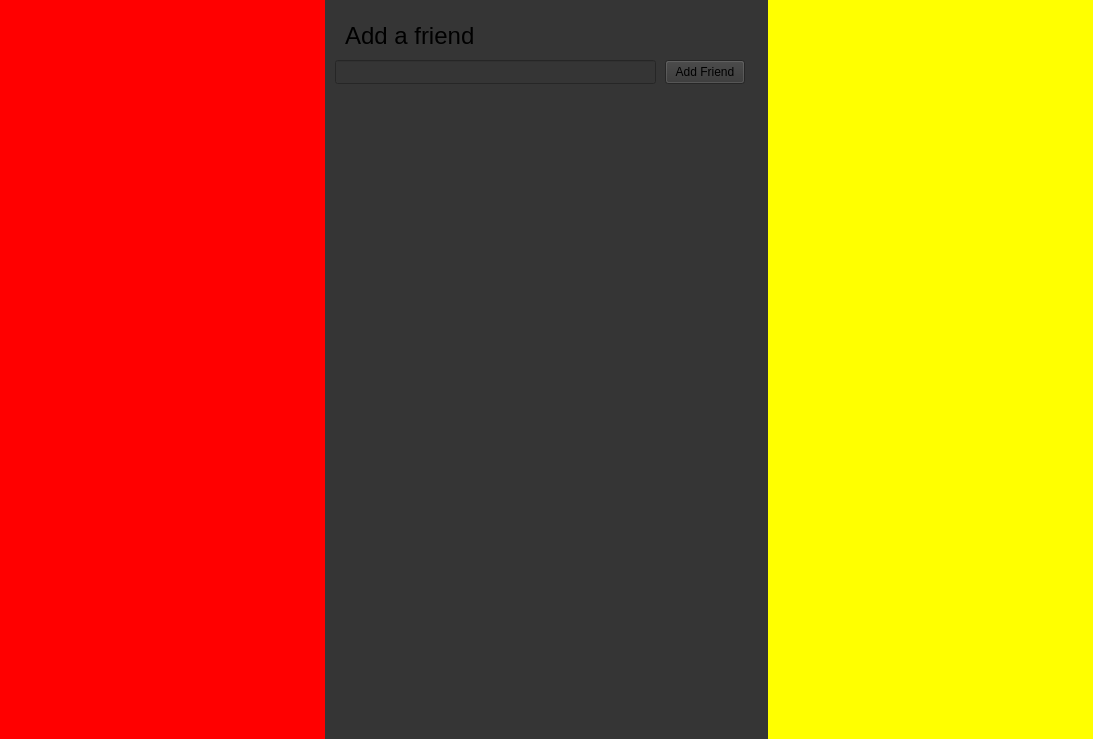
Above: mainwindow.ui from Didi305/Discard before the change. Below: the same form after it.
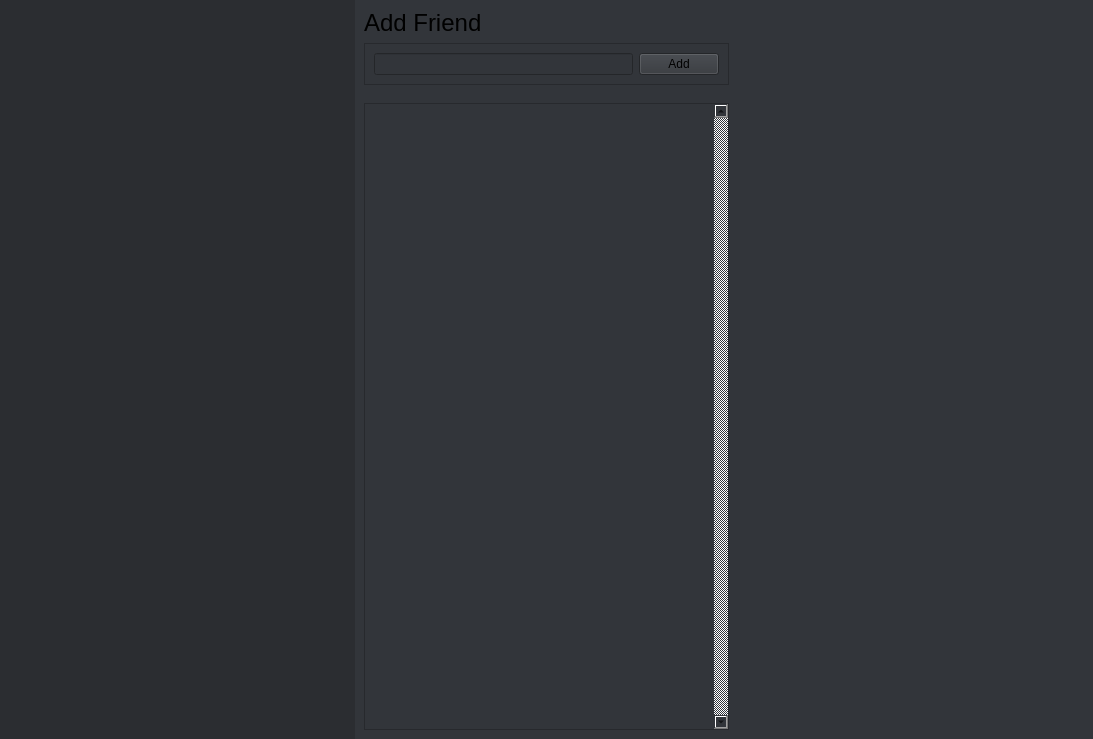
That is the form after the change. Icons and pictures are not drawn.

Commit message:
friend requests
- Pending friend requests

- UI Cleaner

- Also added helpers file for helper functions

```diff
--- a/mainwindow.ui
+++ b/mainwindow.ui
@@ -36,12 +36,481 @@
        <widget class="QWidget" name="widget_2" native="true">
         <property name="minimumSize">
          <size>
-          <width>325</width>
+          <width>355</width>
           <height>0</height>
          </size>
         </property>
+        <property name="palette">
+         <palette>
+          <active>
+           <colorrole role="WindowText">
+            <brush brushstyle="SolidPattern">
+             <color alpha="255">
+              <red>255</red>
+              <green>255</green>
+              <blue>255</blue>
+             </color>
+            </brush>
+           </colorrole>
+           <colorrole role="Button">
+            <brush brushstyle="SolidPattern">
+             <color alpha="255">
+              <red>43</red>
+              <green>45</green>
+              <blue>49</blue>
+             </color>
+            </brush>
+           </colorrole>
+           <colorrole role="Light">
+            <brush brushstyle="SolidPattern">
+             <color alpha="255">
+              <red>45</red>
+              <green>45</green>
+              <blue>45</blue>
+             </color>
+            </brush>
+           </colorrole>
+           <colorrole role="Midlight">
+            <brush brushstyle="SolidPattern">
+             <color alpha="255">
+              <red>37</red>
+              <green>37</green>
+              <blue>37</blue>
+             </color>
+            </brush>
+           </colorrole>
+           <colorrole role="Dark">
+            <brush brushstyle="SolidPattern">
+             <color alpha="255">
+              <red>15</red>
+              <green>15</green>
+              <blue>15</blue>
+             </color>
+            </brush>
+           </colorrole>
+           <colorrole role="Mid">
+            <brush brushstyle="SolidPattern">
+             <color alpha="255">
+              <red>20</red>
+              <green>20</green>
+              <blue>20</blue>
+             </color>
+            </brush>
+           </colorrole>
+           <colorrole role="Text">
+            <brush brushstyle="SolidPattern">
+             <color alpha="255">
+              <red>255</red>
+              <green>255</green>
+              <blue>255</blue>
+             </color>
+            </brush>
+           </colorrole>
+           <colorrole role="BrightText">
+            <brush brushstyle="SolidPattern">
+             <color alpha="255">
+              <red>255</red>
+              <green>255</green>
+              <blue>255</blue>
+             </color>
+            </brush>
+           </colorrole>
+           <colorrole role="ButtonText">
+            <brush brushstyle="SolidPattern">
+             <color alpha="255">
+              <red>255</red>
+              <green>255</green>
+              <blue>255</blue>
+             </color>
+            </brush>
+           </colorrole>
+           <colorrole role="Base">
+            <brush brushstyle="SolidPattern">
+             <color alpha="255">
+              <red>43</red>
+              <green>45</green>
+              <blue>49</blue>
+             </color>
+            </brush>
+           </colorrole>
+           <colorrole role="Window">
+            <brush brushstyle="SolidPattern">
+             <color alpha="255">
+              <red>43</red>
+              <green>45</green>
+              <blue>49</blue>
+             </color>
+            </brush>
+           </colorrole>
+           <colorrole role="Shadow">
+            <brush brushstyle="SolidPattern">
+             <color alpha="255">
+              <red>0</red>
+              <green>0</green>
+              <blue>0</blue>
+             </color>
+            </brush>
+           </colorrole>
+           <colorrole role="AlternateBase">
+            <brush brushstyle="SolidPattern">
+             <color alpha="255">
+              <red>15</red>
+              <green>15</green>
+              <blue>15</blue>
+             </color>
+            </brush>
+           </colorrole>
+           <colorrole role="ToolTipBase">
+            <brush brushstyle="SolidPattern">
+             <color alpha="255">
+              <red>255</red>
+              <green>255</green>
+              <blue>220</blue>
+             </color>
+            </brush>
+           </colorrole>
+           <colorrole role="ToolTipText">
+            <brush brushstyle="SolidPattern">
+             <color alpha="255">
+              <red>0</red>
+              <green>0</green>
+              <blue>0</blue>
+             </color>
+            </brush>
+           </colorrole>
+           <colorrole role="PlaceholderText">
+            <brush brushstyle="SolidPattern">
+             <color alpha="127">
+              <red>255</red>
+              <green>255</green>
+              <blue>255</blue>
+             </color>
+            </brush>
+           </colorrole>
+           <colorrole role="Accent">
+            <brush brushstyle="SolidPattern">
+             <color alpha="255">
+              <red>0</red>
+              <green>0</green>
+              <blue>0</blue>
+             </color>
+            </brush>
+           </colorrole>
+          </active>
+          <inactive>
+           <colorrole role="WindowText">
+            <brush brushstyle="SolidPattern">
+             <color alpha="255">
+              <red>255</red>
+              <green>255</green>
+              <blue>255</blue>
+             </color>
+            </brush>
+           </colorrole>
+           <colorrole role="Button">
+            <brush brushstyle="SolidPattern">
+             <color alpha="255">
+              <red>43</red>
+              <green>45</green>
+              <blue>49</blue>
+             </color>
+            </brush>
+           </colorrole>
+           <colorrole role="Light">
+            <brush brushstyle="SolidPattern">
+             <color alpha="255">
+              <red>45</red>
+              <green>45</green>
+              <blue>45</blue>
+             </color>
+            </brush>
+           </colorrole>
+           <colorrole role="Midlight">
+            <brush brushstyle="SolidPattern">
+             <color alpha="255">
+              <red>37</red>
+              <green>37</green>
+              <blue>37</blue>
+             </color>
+            </brush>
+           </colorrole>
+           <colorrole role="Dark">
+            <brush brushstyle="SolidPattern">
+             <color alpha="255">
+              <red>15</red>
+              <green>15</green>
+              <blue>15</blue>
+             </color>
+            </brush>
+           </colorrole>
+           <colorrole role="Mid">
+            <brush brushstyle="SolidPattern">
+             <color alpha="255">
+              <red>20</red>
+              <green>20</green>
+              <blue>20</blue>
+             </color>
+            </brush>
+           </colorrole>
+           <colorrole role="Text">
+            <brush brushstyle="SolidPattern">
+             <color alpha="255">
+              <red>255</red>
+              <green>255</green>
+              <blue>255</blue>
+             </color>
+            </brush>
+           </colorrole>
+           <colorrole role="BrightText">
+            <brush brushstyle="SolidPattern">
+             <color alpha="255">
+              <red>255</red>
+              <green>255</green>
+              <blue>255</blue>
+             </color>
+            </brush>
+           </colorrole>
+           <colorrole role="ButtonText">
+            <brush brushstyle="SolidPattern">
+             <color alpha="255">
+              <red>255</red>
+              <green>255</green>
+              <blue>255</blue>
+             </color>
+            </brush>
+           </colorrole>
+           <colorrole role="Base">
+            <brush brushstyle="SolidPattern">
+             <color alpha="255">
+              <red>43</red>
+              <green>45</green>
+              <blue>49</blue>
+             </color>
+            </brush>
+           </colorrole>
+           <colorrole role="Window">
+            <brush brushstyle="SolidPattern">
+             <color alpha="255">
+              <red>43</red>
+              <green>45</green>
+              <blue>49</blue>
+             </color>
+            </brush>
+           </colorrole>
+           <colorrole role="Shadow">
+            <brush brushstyle="SolidPattern">
+             <color alpha="255">
+              <red>0</red>
+              <green>0</green>
+              <blue>0</blue>
+             </color>
+            </brush>
+           </colorrole>
+           <colorrole role="AlternateBase">
+            <brush brushstyle="SolidPattern">
+             <color alpha="255">
+              <red>15</red>
+              <green>15</green>
+              <blue>15</blue>
+             </color>
+            </brush>
+           </colorrole>
+           <colorrole role="ToolTipBase">
+            <brush brushstyle="SolidPattern">
+             <color alpha="255">
+              <red>255</red>
+              <green>255</green>
+              <blue>220</blue>
+             </color>
+            </brush>
+           </colorrole>
+           <colorrole role="ToolTipText">
+            <brush brushstyle="SolidPattern">
+             <color alpha="255">
+              <red>0</red>
+              <green>0</green>
+              <blue>0</blue>
+             </color>
+            </brush>
+           </colorrole>
+           <colorrole role="PlaceholderText">
+            <brush brushstyle="SolidPattern">
+             <color alpha="127">
+              <red>255</red>
+              <green>255</green>
+              <blue>255</blue>
+             </color>
+            </brush>
+           </colorrole>
+           <colorrole role="Accent">
+            <brush brushstyle="SolidPattern">
+             <color alpha="255">
+              <red>0</red>
+              <green>0</green>
+              <blue>0</blue>
+             </color>
+            </brush>
+           </colorrole>
+          </inactive>
+          <disabled>
+           <colorrole role="WindowText">
+            <brush brushstyle="SolidPattern">
+             <color alpha="255">
+              <red>15</red>
+              <green>15</green>
+              <blue>15</blue>
+             </color>
+            </brush>
+           </colorrole>
+           <colorrole role="Button">
+            <brush brushstyle="SolidPattern">
+             <color alpha="255">
+              <red>43</red>
+              <green>45</green>
+              <blue>49</blue>
+             </color>
+            </brush>
+           </colorrole>
+           <colorrole role="Light">
+            <brush brushstyle="SolidPattern">
+             <color alpha="255">
+              <red>45</red>
+              <green>45</green>
+              <blue>45</blue>
+             </color>
+            </brush>
+           </colorrole>
+           <colorrole role="Midlight">
+            <brush brushstyle="SolidPattern">
+             <color alpha="255">
+              <red>37</red>
+              <green>37</green>
+              <blue>37</blue>
+             </color>
+            </brush>
+           </colorrole>
+           <colorrole role="Dark">
+            <brush brushstyle="SolidPattern">
+             <color alpha="255">
+              <red>15</red>
+              <green>15</green>
+              <blue>15</blue>
+             </color>
+            </brush>
+           </colorrole>
+           <colorrole role="Mid">
+            <brush brushstyle="SolidPattern">
+             <color alpha="255">
+              <red>20</red>
+              <green>20</green>
+              <blue>20</blue>
+             </color>
+            </brush>
+           </colorrole>
+           <colorrole role="Text">
+            <brush brushstyle="SolidPattern">
+             <color alpha="255">
+              <red>15</red>
+              <green>15</green>
+              <blue>15</blue>
+             </color>
+            </brush>
+           </colorrole>
+           <colorrole role="BrightText">
+            <brush brushstyle="SolidPattern">
+             <color alpha="255">
+              <red>255</red>
+              <green>255</green>
+              <blue>255</blue>
+             </color>
+            </brush>
+           </colorrole>
+           <colorrole role="ButtonText">
+            <brush brushstyle="SolidPattern">
+             <color alpha="255">
+              <red>15</red>
+              <green>15</green>
+              <blue>15</blue>
+             </color>
+            </brush>
+           </colorrole>
+           <colorrole role="Base">
+            <brush brushstyle="SolidPattern">
+             <color alpha="255">
+              <red>43</red>
+              <green>45</green>
+              <blue>49</blue>
+             </color>
+            </brush>
+           </colorrole>
+           <colorrole role="Window">
+            <brush brushstyle="SolidPattern">
+             <color alpha="255">
+              <red>43</red>
+              <green>45</green>
+              <blue>49</blue>
+             </color>
+            </brush>
+           </colorrole>
+           <colorrole role="Shadow">
+            <brush brushstyle="SolidPattern">
+             <color alpha="255">
+              <red>0</red>
+              <green>0</green>
+              <blue>0</blue>
+             </color>
+            </brush>
+           </colorrole>
+           <colorrole role="AlternateBase">
+            <brush brushstyle="SolidPattern">
+             <color alpha="255">
+              <red>30</red>
+              <green>30</green>
+              <blue>30</blue>
+             </color>
+            </brush>
+           </colorrole>
+           <colorrole role="ToolTipBase">
+            <brush brushstyle="SolidPattern">
+             <color alpha="255">
+              <red>255</red>
+              <green>255</green>
+              <blue>220</blue>
+             </color>
+            </brush>
+           </colorrole>
+           <colorrole role="ToolTipText">
+            <brush brushstyle="SolidPattern">
+             <color alpha="255">
+              <red>0</red>
+              <green>0</green>
+              <blue>0</blue>
+             </color>
+            </brush>
+           </colorrole>
+           <colorrole role="PlaceholderText">
+            <brush brushstyle="SolidPattern">
+             <color alpha="127">
+              <red>15</red>
+              <green>15</green>
+              <blue>15</blue>
+             </color>
+            </brush>
+           </colorrole>
+           <colorrole role="Accent">
+            <brush brushstyle="SolidPattern">
+             <color alpha="255">
+              <red>21</red>
+              <green>21</green>
+              <blue>21</blue>
+             </color>
+            </brush>
+           </colorrole>
+          </disabled>
+         </palette>
+        </property>
         <property name="styleSheet">
-         <string notr="true">background-color : red</string>
+         <string notr="true">background-color: #2b2d31</string>
         </property>
        </widget>
       </item>
@@ -54,54 +523,211 @@
       </property>
       <item>
        <widget class="QStackedWidget" name="stackedWidget">
+        <property name="palette">
+         <palette>
+          <active>
+           <colorrole role="Button">
+            <brush brushstyle="SolidPattern">
+             <color alpha="255">
+              <red>50</red>
+              <green>53</green>
+              <blue>58</blue>
+             </color>
+            </brush>
+           </colorrole>
+           <colorrole role="Base">
+            <brush brushstyle="SolidPattern">
+             <color alpha="255">
+              <red>50</red>
+              <green>53</green>
+              <blue>58</blue>
+             </color>
+            </brush>
+           </colorrole>
+           <colorrole role="Window">
+            <brush brushstyle="SolidPattern">
+             <color alpha="255">
+              <red>50</red>
+              <green>53</green>
+              <blue>58</blue>
+             </color>
+            </brush>
+           </colorrole>
+          </active>
+          <inactive>
+           <colorrole role="Button">
+            <brush brushstyle="SolidPattern">
+             <color alpha="255">
+              <red>50</red>
+              <green>53</green>
+              <blue>58</blue>
+             </color>
+            </brush>
+           </colorrole>
+           <colorrole role="Base">
+            <brush brushstyle="SolidPattern">
+             <color alpha="255">
+              <red>50</red>
+              <green>53</green>
+              <blue>58</blue>
+             </color>
+            </brush>
+           </colorrole>
+           <colorrole role="Window">
+            <brush brushstyle="SolidPattern">
+             <color alpha="255">
+              <red>50</red>
+              <green>53</green>
+              <blue>58</blue>
+             </color>
+            </brush>
+           </colorrole>
+          </inactive>
+          <disabled>
+           <colorrole role="Button">
+            <brush brushstyle="SolidPattern">
+             <color alpha="255">
+              <red>50</red>
+              <green>53</green>
+              <blue>58</blue>
+             </color>
+            </brush>
+           </colorrole>
+           <colorrole role="Base">
+            <brush brushstyle="SolidPattern">
+             <color alpha="255">
+              <red>50</red>
+              <green>53</green>
+              <blue>58</blue>
+             </color>
+            </brush>
+           </colorrole>
+           <colorrole role="Window">
+            <brush brushstyle="SolidPattern">
+             <color alpha="255">
+              <red>50</red>
+              <green>53</green>
+              <blue>58</blue>
+             </color>
+            </brush>
+           </colorrole>
+          </disabled>
+         </palette>
+        </property>
         <property name="styleSheet">
-         <string notr="true">background-color: rgb(53, 53, 53)</string>
+         <string notr="true">background-color: #32353a</string>
         </property>
         <property name="currentIndex">
          <number>0</number>
         </property>
         <widget class="QWidget" name="friends">
-         <widget class="QPushButton" name="addFriendButton">
-          <property name="geometry">
-           <rect>
-            <x>340</x>
-            <y>60</y>
-            <width>80</width>
-            <height>24</height>
-           </rect>
+         <layout class="QVBoxLayout" name="verticalLayout" stretch="0,1">
+          <property name="spacing">
+           <number>0</number>
           </property>
-          <property name="text">
-           <string>Add Friend</string>
+          <property name="leftMargin">
+           <number>0</number>
           </property>
-         </widget>
-         <widget class="QLineEdit" name="addFriendInput">
-          <property name="geometry">
-           <rect>
-            <x>10</x>
-            <y>60</y>
-            <width>321</width>
-            <height>24</height>
-           </rect>
+          <property name="topMargin">
+           <number>0</number>
           </property>
-         </widget>
-         <widget class="QLabel" name="label">
-          <property name="geometry">
-           <rect>
-            <x>20</x>
-            <y>20</y>
-            <width>141</width>
-            <height>31</height>
-           </rect>
+          <property name="rightMargin">
+           <number>0</number>
           </property>
-          <property name="font">
-           <font>
-            <pointsize>18</pointsize>
-           </font>
+          <property name="bottomMargin">
+           <number>0</number>
           </property>
-          <property name="text">
-           <string>Add a friend</string>
-          </property>
-         </widget>
+          <item>
+           <widget class="QWidget" name="addFriend" native="true">
+            <layout class="QVBoxLayout" name="verticalLayout_2">
+             <item>
+              <widget class="QLabel" name="label">
+               <property name="font">
+                <font>
+                 <pointsize>18</pointsize>
+                </font>
+               </property>
+               <property name="text">
+                <string>Add Friend</string>
+               </property>
+              </widget>
+             </item>
+             <item>
+              <widget class="QFrame" name="frame">
+               <property name="frameShape">
+                <enum>QFrame::Shape::StyledPanel</enum>
+               </property>
+               <property name="frameShadow">
+                <enum>QFrame::Shadow::Raised</enum>
+               </property>
+               <layout class="QHBoxLayout" name="horizontalLayout_2">
+                <item>
+                 <widget class="QLineEdit" name="addFriendInput"/>
+                </item>
+                <item>
+                 <widget class="QPushButton" name="addFriendButton">
+                  <property name="text">
+                   <string>Add</string>
+                  </property>
+                 </widget>
+                </item>
+               </layout>
+              </widget>
+             </item>
+            </layout>
+           </widget>
+          </item>
+          <item>
+           <widget class="QWidget" name="PendingRequestList" native="true">
+            <layout class="QHBoxLayout" name="horizontalLayout_3">
+             <item>
+              <widget class="QScrollArea" name="scrollAreaPending">
+               <property name="styleSheet">
+                <string notr="true"/>
+               </property>
+               <property name="verticalScrollBarPolicy">
+                <enum>Qt::ScrollBarPolicy::ScrollBarAlwaysOn</enum>
+               </property>
+               <property name="sizeAdjustPolicy">
+                <enum>QAbstractScrollArea::SizeAdjustPolicy::AdjustIgnored</enum>
+               </property>
+               <property name="widgetResizable">
+                <bool>true</bool>
+               </property>
+               <property name="alignment">
+                <set>Qt::AlignmentFlag::AlignBottom|Qt::AlignmentFlag::AlignRight|Qt::AlignmentFlag::AlignTrailing</set>
+               </property>
+               <widget class="QWidget" name="scrollAreaWidgetContents">
+                <property name="geometry">
+                 <rect>
+                  <x>0</x>
+                  <y>0</y>
+                  <width>343</width>
+                  <height>596</height>
+                 </rect>
+                </property>
+                <property name="sizePolicy">
+                 <sizepolicy hsizetype="Expanding" vsizetype="Preferred">
+                  <horstretch>0</horstretch>
+                  <verstretch>0</verstretch>
+                 </sizepolicy>
+                </property>
+                <layout class="QVBoxLayout" name="verticalLayout_4">
+                 <item>
+                  <layout class="QVBoxLayout" name="listLayout">
+                   <property name="spacing">
+                    <number>0</number>
+                   </property>
+                  </layout>
+                 </item>
+                </layout>
+               </widget>
+              </widget>
+             </item>
+            </layout>
+           </widget>
+          </item>
+         </layout>
         </widget>
         <widget class="QWidget" name="directMessages"/>
        </widget>
@@ -114,12 +740,103 @@
        <widget class="QWidget" name="widget" native="true">
         <property name="minimumSize">
          <size>
-          <width>325</width>
+          <width>355</width>
           <height>0</height>
          </size>
         </property>
+        <property name="palette">
+         <palette>
+          <active>
+           <colorrole role="Button">
+            <brush brushstyle="SolidPattern">
+             <color alpha="255">
+              <red>50</red>
+              <green>53</green>
+              <blue>58</blue>
+             </color>
+            </brush>
+           </colorrole>
+           <colorrole role="Base">
+            <brush brushstyle="SolidPattern">
+             <color alpha="255">
+              <red>50</red>
+              <green>53</green>
+              <blue>58</blue>
+             </color>
+            </brush>
+           </colorrole>
+           <colorrole role="Window">
+            <brush brushstyle="SolidPattern">
+             <color alpha="255">
+              <red>50</red>
+              <green>53</green>
+              <blue>58</blue>
+             </color>
+            </brush>
+           </colorrole>
+          </active>
+          <inactive>
+           <colorrole role="Button">
+            <brush brushstyle="SolidPattern">
+             <color alpha="255">
+              <red>50</red>
+              <green>53</green>
+              <blue>58</blue>
+             </color>
+            </brush>
+           </colorrole>
+           <colorrole role="Base">
+            <brush brushstyle="SolidPattern">
+             <color alpha="255">
+              <red>50</red>
+              <green>53</green>
+              <blue>58</blue>
+             </color>
+            </brush>
+           </colorrole>
+           <colorrole role="Window">
+            <brush brushstyle="SolidPattern">
+             <color alpha="255">
+              <red>50</red>
+              <green>53</green>
+              <blue>58</blue>
+             </color>
+            </brush>
+           </colorrole>
+          </inactive>
+          <disabled>
+           <colorrole role="Button">
+            <brush brushstyle="SolidPattern">
+             <color alpha="255">
+              <red>50</red>
+              <green>53</green>
+              <blue>58</blue>
+             </color>
+            </brush>
+           </colorrole>
+           <colorrole role="Base">
+            <brush brushstyle="SolidPattern">
+             <color alpha="255">
+              <red>50</red>
+              <green>53</green>
+              <blue>58</blue>
+             </color>
+            </brush>
+           </colorrole>
+           <colorrole role="Window">
+            <brush brushstyle="SolidPattern">
+             <color alpha="255">
+              <red>50</red>
+              <green>53</green>
+              <blue>58</blue>
+             </color>
+            </brush>
+           </colorrole>
+          </disabled>
+         </palette>
+        </property>
         <property name="styleSheet">
-         <string notr="true">background-color : yellow</string>
+         <string notr="true">background-color: #32353a</string>
         </property>
        </widget>
       </item>
```
Left out of the diff: 5 changed lines with no effect on the pictures. The commit also changes 80 other files.
